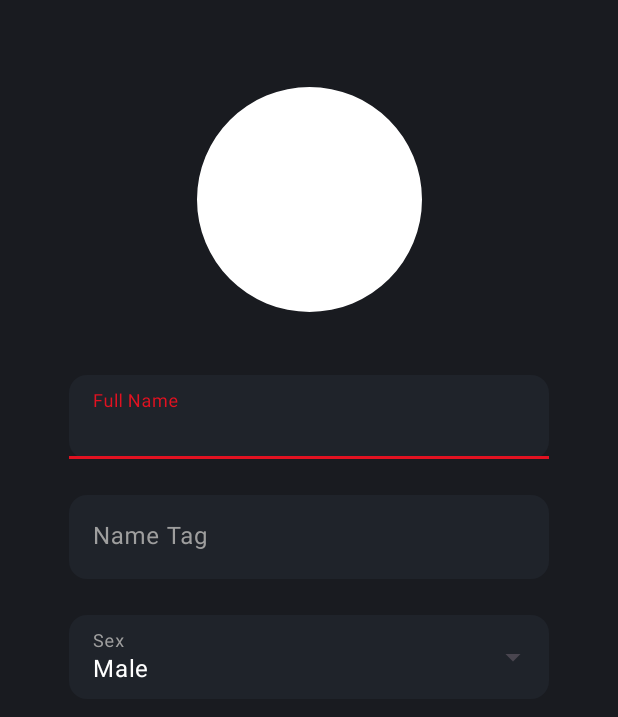
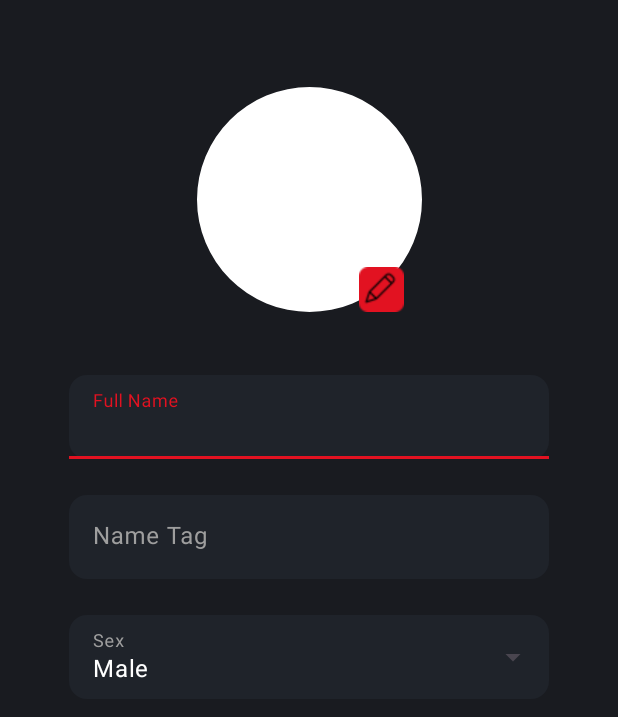
Before and after one commit to karim-agha5/movio, an Android app: the screen it shows after launch (MainActivity), on a phone screen of 412 x 824 dp. Shown: the top 717 px of the screen. Run offline under Robolectric (Android 15) with nearby library versions, the phone set to English and light mode, and no system bars; our stand-ins replace Firebase (no records; nobody signed in at launch, a user with empty details on screens opened directly), RxJava.

Commit message:
add edit pen image view and edit_pen.png as a drawable

```diff
--- a/app/src/main/res/layout/fragment_fill_your_profile.xml
+++ b/app/src/main/res/layout/fragment_fill_your_profile.xml
@@ -20,6 +20,14 @@
         app:layout_constraintStart_toStartOf="parent"
         app:layout_constraintEnd_toEndOf="parent"/>
 
+    <ImageView
+        android:id="@+id/iv_edit_profile_picture"
+        android:layout_width="30dp"
+        android:layout_height="30dp"
+        android:src="@drawable/edit_pen"
+        android:layout_marginEnd="12dp"
+        app:layout_constraintEnd_toEndOf="@id/iv_profile_picture"
+        app:layout_constraintBottom_toBottomOf="@id/iv_profile_picture" />
 
     <com.google.android.material.textfield.TextInputLayout
         android:id="@+id/til_full_name"
```
Also changed, not shown: app/src/main/res/drawable/edit_pen.png (added).
